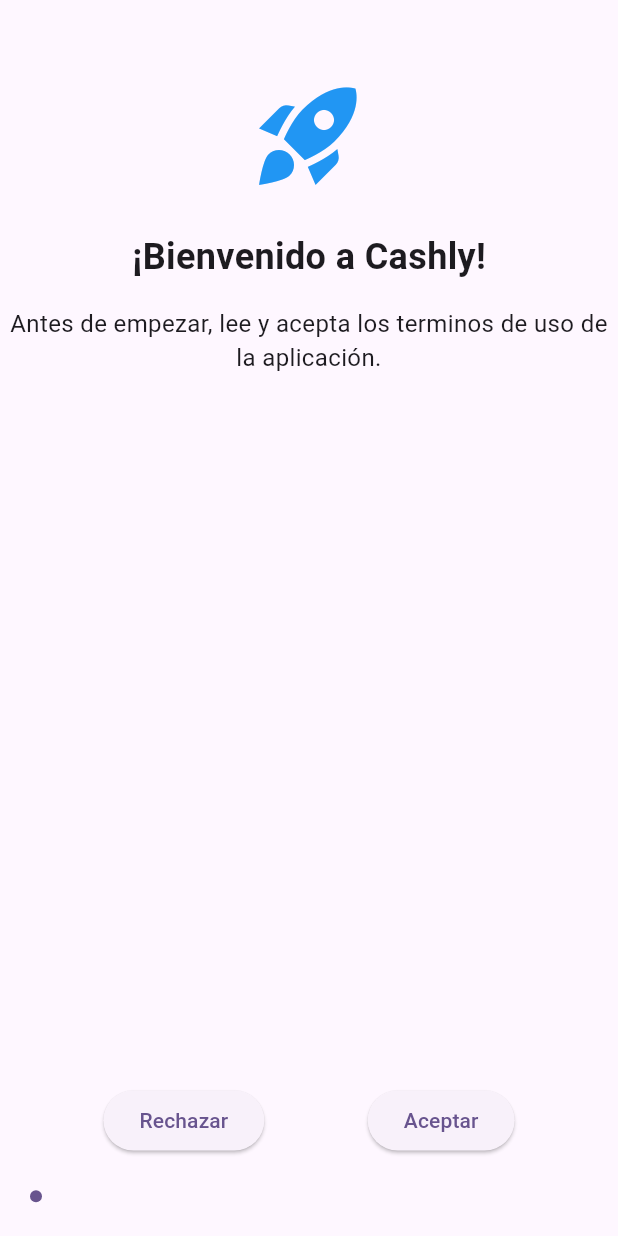
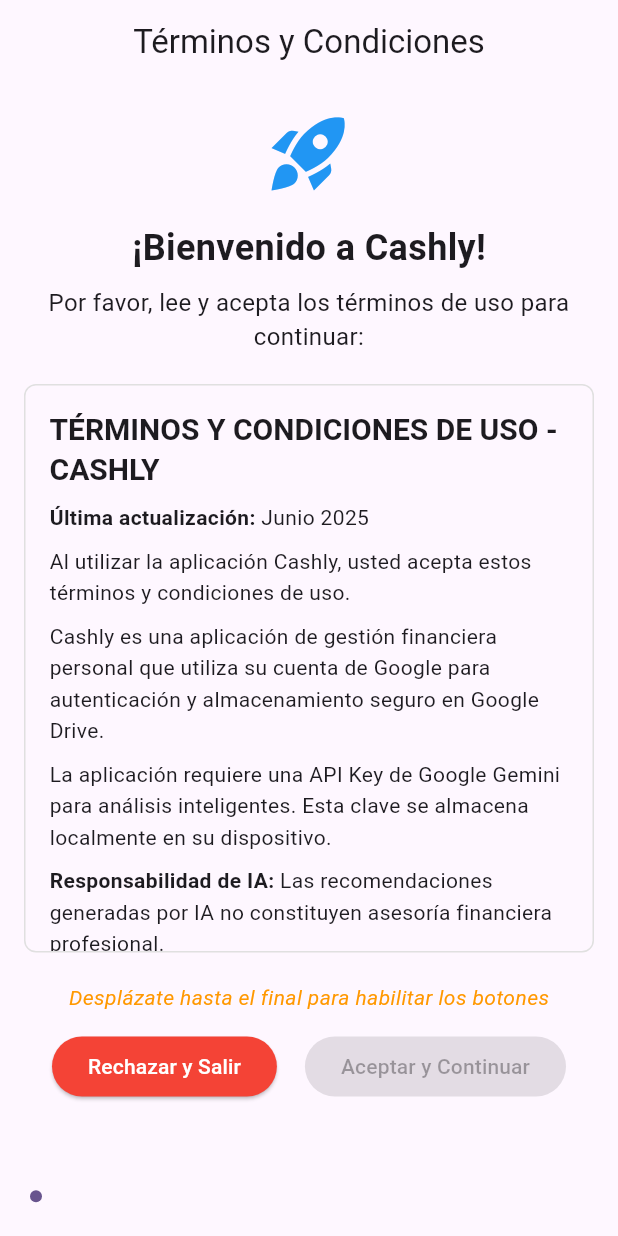
Before and after one commit to enekor/Gastoscopio, a Flutter app: the screen it shows after launch, on a phone screen of 412 x 824 dp. Run offline on Flutter 3.47's test engine with Material 3 defaults, Android fonts, the phone set to English and light mode, and no system bars; drawn by our look-alikes of dynamic_color; our stand-ins replace carousel_slider, dropdown_button2, file_picker, firebase_core, fl_chart, floor and 7 more; missing offline and left inert: googleapis, svg_flutter; accounts and stored records are empty; generated files the repository leaves out were written again.

Commit message:
privacidad

```diff
--- a/lib/main.dart
+++ b/lib/main.dart
@@ -1,12 +1,15 @@
 import 'package:cashly/app.dart';
 import 'package:cashly/common/handlers/lifecycle_handler.dart';
 import 'package:cashly/data/services/login_service.dart';
-import 'package:cashly/onboarding/onboarding.dart';
+import 'package:cashly/data/services/gemini_service.dart';
 import 'package:dynamic_color/dynamic_color.dart';
 import 'package:flutter/material.dart';
 
 void main() async {
   WidgetsFlutterBinding.ensureInitialized();
+
+  // Inicializar servicio de Gemini para cargar API Key existente
+  await GeminiService().initializeGemini();
 
   // Configurar detector de estado de la app
   bool isInForeground = true;
--- a/lib/modules/settings.dart/widgets/apikey-generator.dart
+++ b/lib/modules/settings.dart/widgets/apikey-generator.dart
@@ -1,5 +1,6 @@
 import 'package:carousel_slider/carousel_slider.dart';
 import 'package:cashly/data/services/shared_preferences_service.dart';
+import 'package:cashly/data/services/gemini_service.dart';
 import 'package:flutter/material.dart';
 import 'package:url_launcher/url_launcher.dart';
 
@@ -179,6 +180,10 @@ class _ApiKeyGeneratorState extends State<ApiKeyGenerator> {
                       SharedPreferencesKeys.apiKey,
                       _apiKeyController.text,
                     );
+
+                    // Inicializar Gemini con la nueva API Key
+                    await GeminiService().initializeGemini();
+
                     if (mounted) {
                       ScaffoldMessenger.of(context).showSnackBar(
                         const SnackBar(
--- a/lib/onboarding/screens/first_startup.dart
+++ b/lib/onboarding/screens/first_startup.dart
@@ -1,34 +1,146 @@
 import 'dart:io';
 
 import 'package:flutter/material.dart';
+import 'package:flutter/services.dart';
+import 'package:flutter_markdown/flutter_markdown.dart';
 
-class FirstStartupScreen extends StatelessWidget {
+class FirstStartupScreen extends StatefulWidget {
   const FirstStartupScreen({Key? key, required this.onTermsAccepted})
     : super(key: key);
 
   final Future<void> Function() onTermsAccepted;
 
   @override
+  State<FirstStartupScreen> createState() => _FirstStartupScreenState();
+}
+
+class _FirstStartupScreenState extends State<FirstStartupScreen> {
+  bool _hasScrolledToBottom = false;
+  final ScrollController _scrollController = ScrollController();
+  String _termsContent = '';
+  bool _isLoading = true;
+
+  @override
+  void initState() {
+    super.initState();
+    _scrollController.addListener(_onScroll);
+    _loadTermsFromAssets();
+  }
+
+  @override
+  void dispose() {
+    _scrollController.dispose();
+    super.dispose();
+  }
+
+  Future<void> _loadTermsFromAssets() async {
+    try {
+      final content = await rootBundle.loadString(
+        'assets/terminos-y-condiciones.md',
+      );
+      setState(() {
+        _termsContent = content;
+        _isLoading = false;
+      });
+    } catch (e) {
+      // Fallback a texto estático si hay error cargando el archivo
+      setState(() {
+        _termsContent = _fallbackTermsText;
+        _isLoading = false;
+      });
+    }
+  }
+
+  void _onScroll() {
+    if (_scrollController.position.pixels >=
+        _scrollController.position.maxScrollExtent - 50) {
+      if (!_hasScrolledToBottom) {
+        setState(() {
+          _hasScrolledToBottom = true;
+        });
+      }
+    }
+  }
+
+  @override
   Widget build(BuildContext context) {
-    return Center(
+    return Scaffold(
+      appBar: AppBar(
+        title: const Text('Términos y Condiciones'),
+        centerTitle: true,
+      ),
+      body: Padding(
+        padding: const EdgeInsets.all(16.0),
         child: Column(
-        mainAxisAlignment: MainAxisAlignment.center,
           children: [
-          const SizedBox(height: 50),
-
-          const Icon(Icons.rocket_launch, size: 80, color: Colors.blue),
-          const SizedBox(height: 24),
+            const Icon(Icons.rocket_launch, size: 60, color: Colors.blue),
+            const SizedBox(height: 16),
             const Text(
               '¡Bienvenido a Cashly!',
               style: TextStyle(fontSize: 24, fontWeight: FontWeight.bold),
             ),
-          const SizedBox(height: 16),
+            const SizedBox(height: 8),
             const Text(
-            'Antes de empezar, lee y acepta los terminos de uso de la aplicación.',
+              'Por favor, lee y acepta los términos de uso para continuar:',
               style: TextStyle(fontSize: 16),
               textAlign: TextAlign.center,
             ),
-          Spacer(),
+            const SizedBox(height: 20),
+            Expanded(
+              child: Container(
+                decoration: BoxDecoration(
+                  border: Border.all(color: Colors.grey.shade300),
+                  borderRadius: BorderRadius.circular(8),
+                ),
+                child:
+                    _isLoading
+                        ? const Center(child: CircularProgressIndicator())
+                        : Markdown(
+                          controller: _scrollController,
+                          data: _termsContent,
+                          padding: const EdgeInsets.all(16),
+                          styleSheet: MarkdownStyleSheet(
+                            p: const TextStyle(fontSize: 14, height: 1.5),
+                            h1: const TextStyle(
+                              fontSize: 20,
+                              fontWeight: FontWeight.bold,
+                            ),
+                            h2: const TextStyle(
+                              fontSize: 18,
+                              fontWeight: FontWeight.bold,
+                            ),
+                            h3: const TextStyle(
+                              fontSize: 16,
+                              fontWeight: FontWeight.bold,
+                            ),
+                            blockquote: TextStyle(
+                              fontSize: 14,
+                              fontStyle: FontStyle.italic,
+                              color: Theme.of(context).colorScheme.onSurface,
+                            ),
+                            blockquoteDecoration: BoxDecoration(
+                              color: Theme.of(context).colorScheme.surface,
+                              border: Border(
+                                left: BorderSide(
+                                  color: Theme.of(context).colorScheme.primary,
+                                  width: 4,
+                                ),
+                              ),
+                            ),
+                          ),
+                        ),
+              ),
+            ),
+            const SizedBox(height: 20),
+            if (!_hasScrolledToBottom)
+              const Text(
+                'Desplázate hasta el final para habilitar los botones',
+                style: TextStyle(
+                  color: Colors.orange,
+                  fontStyle: FontStyle.italic,
+                ),
+              ),
+            const SizedBox(height: 12),
             Row(
               mainAxisAlignment: MainAxisAlignment.spaceEvenly,
               children: [
@@ -36,18 +148,48 @@ class FirstStartupScreen extends StatelessWidget {
                   onPressed: () {
                     exit(0);
                   },
-                child: const Text('Rechazar'),
+                  style: ElevatedButton.styleFrom(
+                    backgroundColor: Colors.red,
+                    foregroundColor: Colors.white,
+                  ),
+                  child: const Text('Rechazar y Salir'),
                 ),
                 ElevatedButton(
-                onPressed: () async {
-                  await onTermsAccepted();
-                },
-                child: const Text('Aceptar'),
+                  onPressed:
+                      _hasScrolledToBottom
+                          ? () async {
+                            await widget.onTermsAccepted();
+                          }
+                          : null,
+                  style: ElevatedButton.styleFrom(
+                    backgroundColor:
+                        _hasScrolledToBottom ? Colors.green : Colors.grey,
+                  ),
+                  child: const Text('Aceptar y Continuar'),
                 ),
               ],
             ),
+            const SizedBox(height: 20),
           ],
+        ),
       ),
     );
   }
 }
+
+const String _fallbackTermsText = '''# TÉRMINOS Y CONDICIONES DE USO - CASHLY
+
+**Última actualización:** Junio 2025
+
+Al utilizar la aplicación Cashly, usted acepta estos términos y condiciones de uso.
+
+Cashly es una aplicación de gestión financiera personal que utiliza su cuenta de Google para autenticación y almacenamiento seguro en Google Drive.
+
+La aplicación requiere una API Key de Google Gemini para análisis inteligentes. Esta clave se almacena localmente en su dispositivo.
+
+**Responsabilidad de IA:** Las recomendaciones generadas por IA no constituyen asesoría financiera profesional.
+
+**Privacidad:** No recopilamos información personal. Sus datos se almacenan localmente y en su Google Drive personal.
+
+Al continuar, acepta estos términos en su totalidad.
+''';
--- a/pubspec.yaml
+++ b/pubspec.yaml
@@ -16,7 +16,7 @@ publish_to: "none" # Remove this line if you wish to publish to pub.dev
 # https://developer.apple.com/library/archive/documentation/General/Reference/InfoPlistKeyReference/Articles/CoreFoundationKeys.html
 # In Windows, build-name is used as the major, minor, and patch parts
 # of the product and file versions while build-number is used as the build suffix.
-version: 1.0.0+1
+version: 1.0.0+2
 
 environment:
   sdk: ^3.8.0-126.0.dev
@@ -80,3 +80,4 @@ flutter:
       - assets/guide/step2d.jpg
       - assets/logo.svg
       - assets/logo.png
+      - assets/terminos-y-condiciones.md
```
Also changed, not shown: 3 other files. Lines whose indentation alone changed are shown as unchanged.
